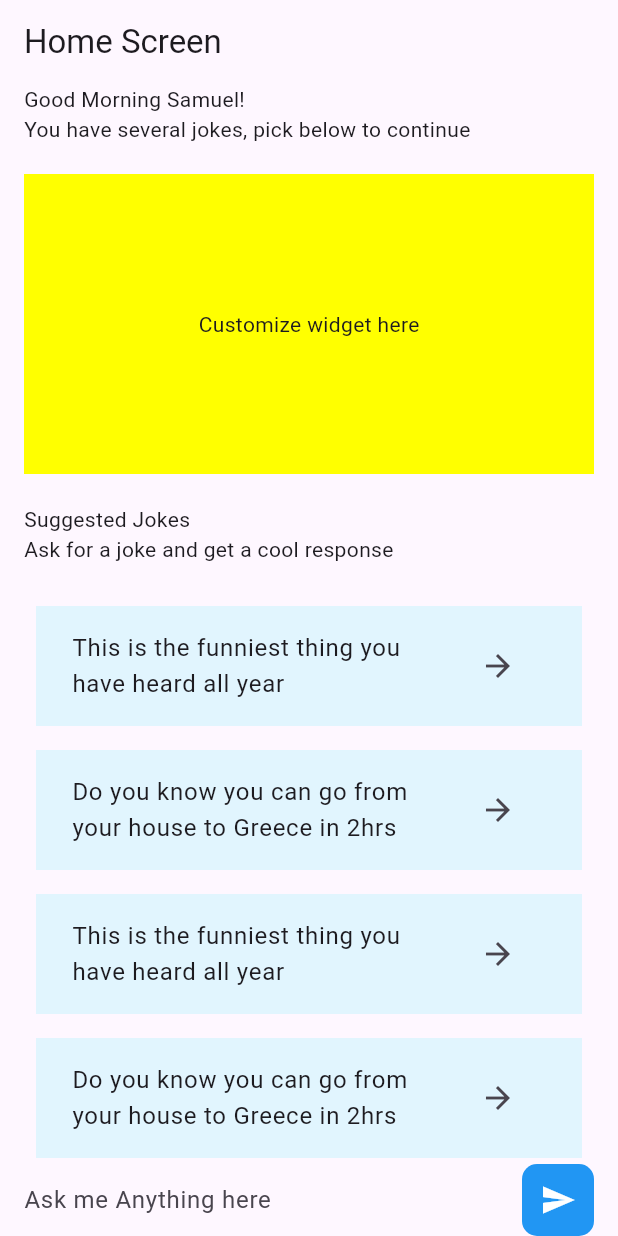
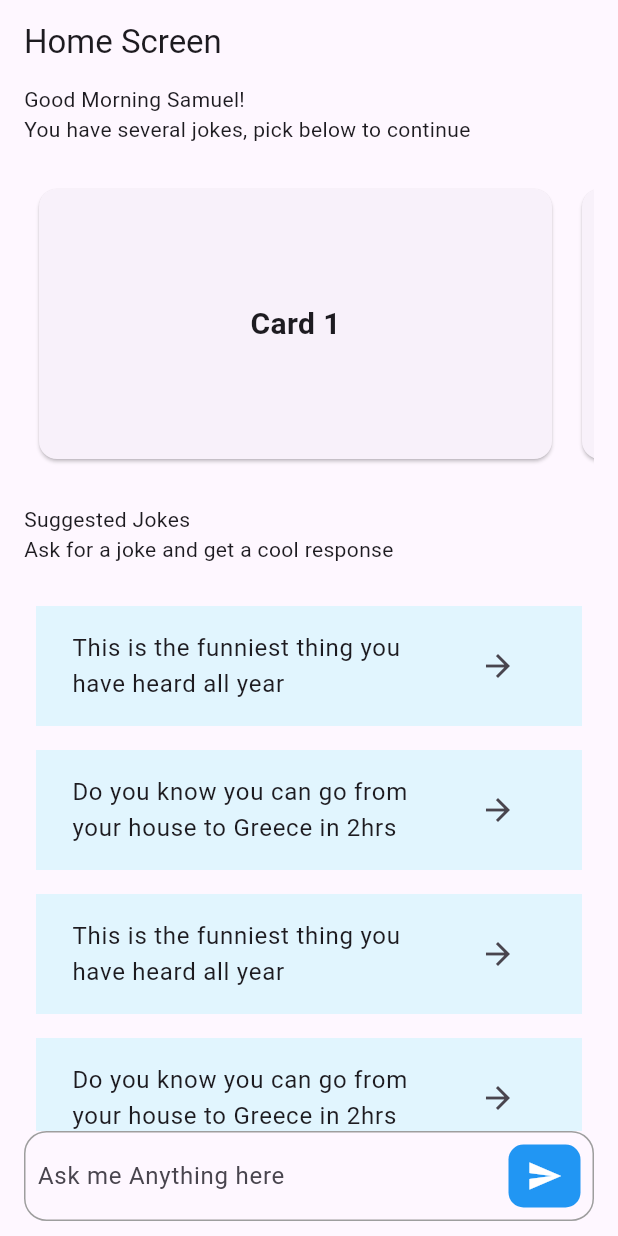
Before and after one commit to AdahGodwin/joke-ai-app, a Flutter app: the screen it shows after launch, on a phone screen of 412 x 824 dp. Run offline on Flutter 3.47's test engine with Material 3 defaults, Android fonts, the phone set to English and light mode, and no system bars.

Commit message:
create scrolling cards widget

```diff
--- a/lib/main.dart
+++ b/lib/main.dart
@@ -23,7 +23,7 @@ class MyApp extends StatelessWidget {
       ],
       child: MaterialApp(
         debugShowCheckedModeBanner: false,
-        title: 'Flutter Demo',
+        title: 'Jokes AI',
         theme: ThemeData(
           colorScheme: ColorScheme.fromSeed(seedColor: Colors.deepPurple),
           useMaterial3: true,
--- a/lib/screens/home_screen.dart
+++ b/lib/screens/home_screen.dart
@@ -1,12 +1,12 @@
 import 'package:flutter/material.dart';
 import 'package:jokes_ai_app/widgets/joke_suggestion.dart';
 import 'package:jokes_ai_app/widgets/new_message.dart';
+import 'package:jokes_ai_app/widgets/scrolling_cards.dart';
 
 class HomeScreen extends StatelessWidget {
   HomeScreen({
     super.key,
   });
-  // final String selectedChatId;
 
   String selectedChatId = "";
 
@@ -26,13 +26,7 @@ class HomeScreen extends StatelessWidget {
               const SizedBox(
                 height: 20.0,
               ),
-              Container(
-                decoration: const BoxDecoration(color: Colors.yellowAccent),
-                height: 200,
-                child: const Center(
-                  child: Text('Customize widget here'),
-                ),
-              ),
+              ScrollingCards(),
               const SizedBox(
                 height: 20.0,
               ),
@@ -42,7 +36,21 @@ class HomeScreen extends StatelessWidget {
                 height: 20,
               ),
               Expanded(child: JokeSuggestion()),
-              NewMessage(chatId: selectedChatId)
+              Container(
+                margin: const EdgeInsets.fromLTRB(0, 0, 0, 10),
+                height: 60,
+                padding: const EdgeInsets.all(8),
+                decoration: BoxDecoration(
+                  borderRadius: BorderRadius.circular(15),
+                  border: Border.all(
+                    color: Colors.grey,
+                    width: 1,
+                  ),
+                ),
+                child: NewMessage(
+                  chatId: selectedChatId,
+                ),
+              ),
             ],
           ),
         ));
--- /dev/null
+++ b/lib/widgets/scrolling_cards.dart
@@ -0,0 +1,38 @@
+import 'package:flutter/material.dart';
+
+class ScrollingCards extends StatelessWidget {
+  final List<String> cardTitles = [
+    'Card 1',
+    'Card 2',
+    'Card 3',
+  ];
+
+  ScrollingCards({super.key});
+
+  @override
+  Widget build(BuildContext context) {
+    return SizedBox(
+      height: 200,
+      child: ListView.builder(
+        scrollDirection: Axis.horizontal,
+        itemCount: cardTitles.length,
+        itemBuilder: (context, index) {
+          return SizedBox(
+            width: MediaQuery.of(context).size.width - 50, // Width of each card
+            child: Card(
+              margin: const EdgeInsets.symmetric(
+                  horizontal: 10.0, vertical: 10.0), // Margin around each card
+              child: Center(
+                child: Text(
+                  cardTitles[index],
+                  style: const TextStyle(
+                      fontSize: 20, fontWeight: FontWeight.bold),
+                ),
+              ),
+            ),
+          );
+        },
+      ),
+    );
+  }
+}
```
